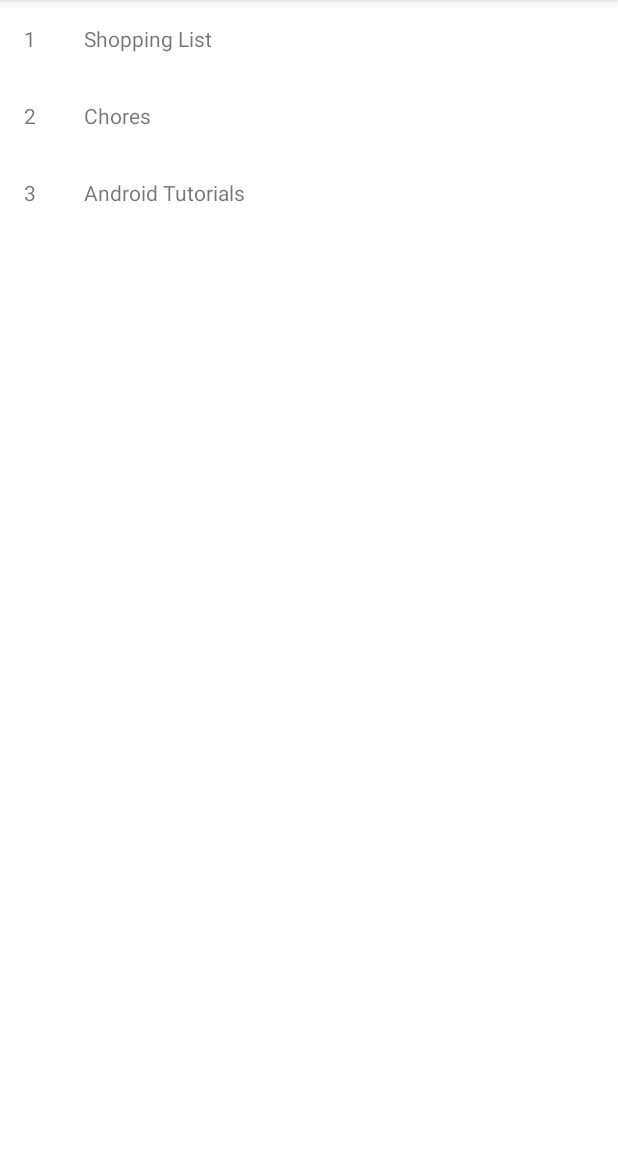
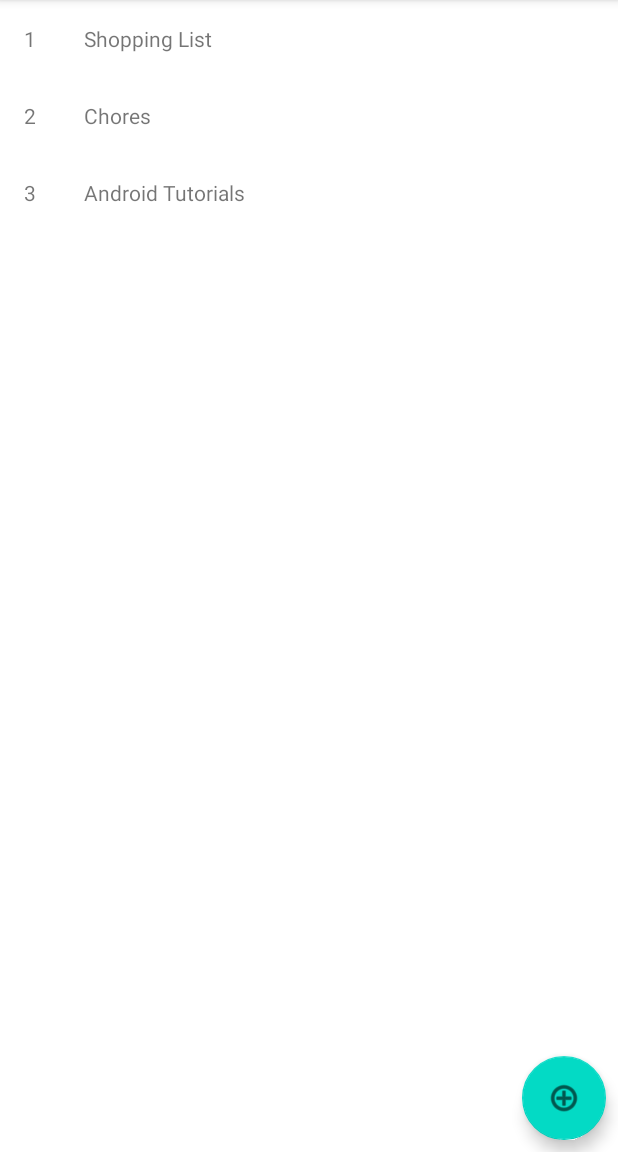
Before and after one commit to dougjasper2013/listmakeram, an Android app: the screen it shows after launch (MainActivity), on a phone screen of 412 x 824 dp, the part 84-1236 px from its top. Run offline under Robolectric (Android 15) with nearby library versions, the phone set to English and light mode, and no system bars.

Commit message:
Added FAB Button

```diff
--- a/listmaker/app/src/main/res/layout/activity_main.xml
+++ b/listmaker/app/src/main/res/layout/activity_main.xml
@@ -1,7 +1,19 @@
 <?xml version="1.0" encoding="utf-8"?>
 <FrameLayout xmlns:android="http://schemas.android.com/apk/res/android"
+    xmlns:app="http://schemas.android.com/apk/res-auto"
     xmlns:tools="http://schemas.android.com/tools"
     android:id="@+id/container"
     android:layout_width="match_parent"
     android:layout_height="match_parent"
-    tools:context=".MainActivity" />
+    tools:context=".MainActivity" >
+
+    <com.google.android.material.floatingactionbutton.FloatingActionButton
+        android:id="@+id/fabButton"
+        android:layout_width="wrap_content"
+        android:layout_height="wrap_content"
+        android:layout_gravity="bottom|right"
+        android:layout_marginRight="8dp"
+        android:layout_marginBottom="8dp"
+        android:clickable="true"
+        app:srcCompat="@android:drawable/ic_menu_add" />
+</FrameLayout>
```
